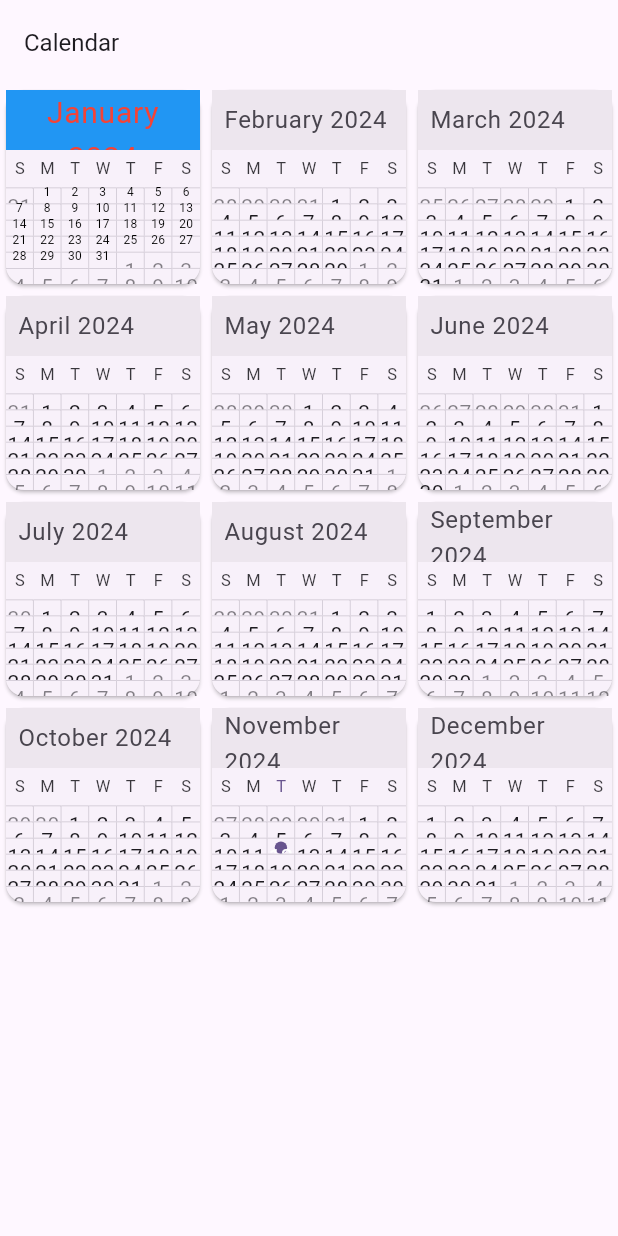
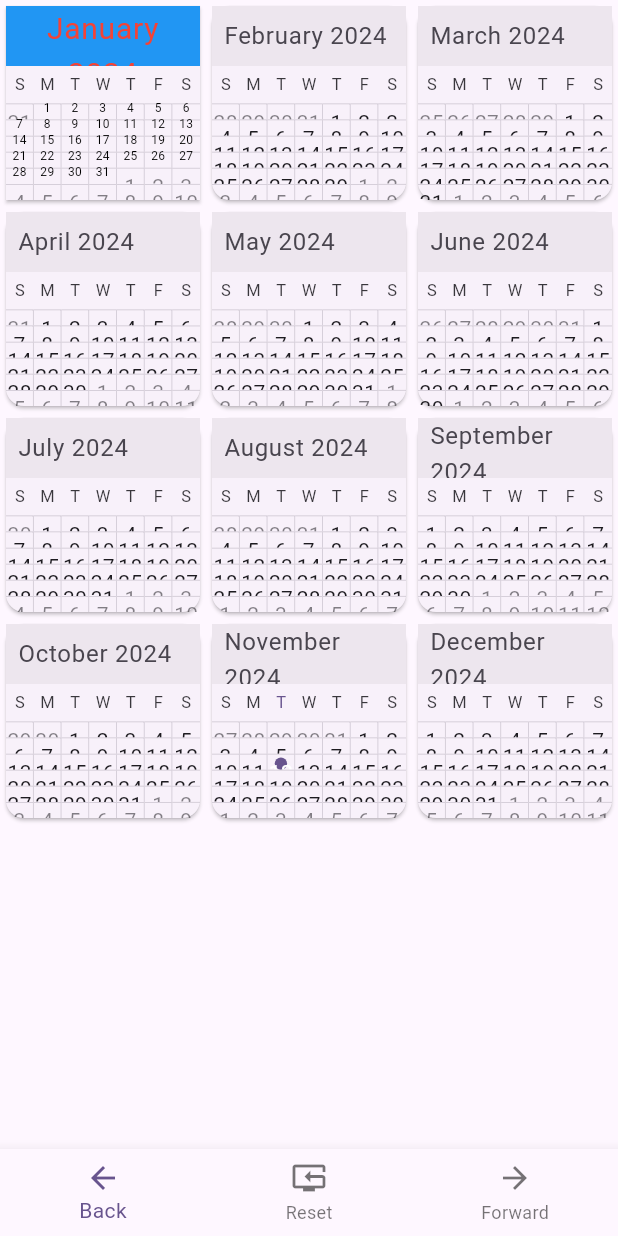
Before and after one commit to JoDi-2903/SkillForge, a Flutter app: the screen it shows after launch, on a phone screen of 412 x 824 dp. Run offline on Flutter 3.47's test engine with Material 3 defaults, Android fonts, the phone set to English and light mode, and no system bars; drawn by our look-alikes of syncfusion_flutter_calendar.

Commit message:
Added calendar controller with forward and backward in navigation bar

```diff
--- a/UI/flutter_application_1/lib/main.dart
+++ b/UI/flutter_application_1/lib/main.dart
@@ -1,3 +1,5 @@
+import 'dart:math';
+
 import 'package:flutter/material.dart';
 import 'package:syncfusion_flutter_calendar/calendar.dart';
 
@@ -56,30 +58,69 @@ class MyHomePage extends StatefulWidget {
 }
 
 class _MyHomePageState extends State<MyHomePage> {
+  int _selectedIndex = 0;
+  int displayedYear = DateTime.now().year;
+  late CalendarController _controller;
 
+  @override
+  void initState() {
+    _controller = CalendarController();
+    super.initState();
+  }
+
+  void _onItemTapped(int index) {
+    setState(() {
+      _selectedIndex = index;
+      if (index == 0){
+        _controller.backward!();
+      }
+      else if (index == 2){
+        _controller.forward!();
+      }
+      else{
+
+      }
+      print(index);
+    });
+  }
   @override
   Widget build(BuildContext context) {
     return Scaffold(
-      appBar: AppBar(
-        title: Text(
-          'Calendar',
-          style: TextStyle(
-            fontSize: AutoScalingFactor.largeTextScaler(context)
+      bottomNavigationBar: BottomNavigationBar(
+        items: const <BottomNavigationBarItem>[
+          BottomNavigationBarItem(
+            icon: Icon(Icons.arrow_back),
+            label: 'Back',
           ),
-        ),
+          BottomNavigationBarItem(
+            icon: Icon(Icons.reset_tv),
+            label: 'Reset',
+          ),
+          BottomNavigationBarItem(
+            icon: Icon(Icons.arrow_forward),
+            label: 'Forward',
+          ),
+        ],
+        currentIndex: _selectedIndex,
+        onTap: _onItemTapped,
       ),
       body:
         GridView.count(
           crossAxisCount: 3,
           children: <Widget>[
             Card(
+              shape: RoundedRectangleBorder(
+                borderRadius: BorderRadius.circular(0)
+              ),
               child: SfCalendar(
                 view: CalendarView.month,
+                controller: _controller,
                 initialDisplayDate: DateTime(DateTime.now().year, 1),
                 headerStyle: const CalendarHeaderStyle(
                   textStyle: TextStyle(color: Colors.red, fontSize: 20),
                   textAlign: TextAlign.center,
                   backgroundColor: Colors.blue),
+                //backgroundColor: Colors.teal,
                 monthViewSettings: MonthViewSettings(
                   monthCellStyle: MonthCellStyle(
                     textStyle: TextStyle(color: Colors.black, fontSize: AutoScalingFactor.smallTextScaler(context), height: -1.01)
@@ -88,6 +129,8 @@ class _MyHomePageState extends State<MyHomePage> {
 
               ),
             ),
+            ///////////////////////////////////////////////////
+            //Currently Placeholder, probably better to inherit
             Card(
               child:
               SfCalendar(view: CalendarView.month, initialDisplayDate: DateTime(DateTime.now().year, 2)),
```
